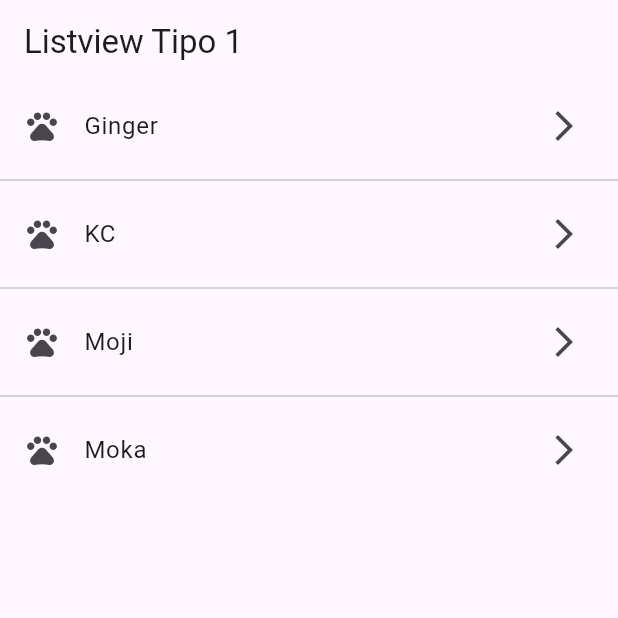
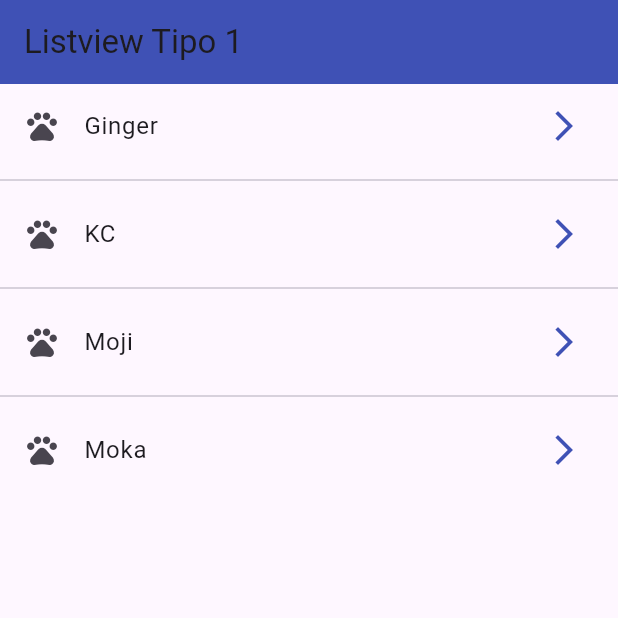
Before and after one commit to gnievap/course-components-flutter, a Flutter app: the screen it shows after launch, on a phone screen of 412 x 824 dp, the top half of it. Run offline on Flutter 3.47's test engine with Material 3 defaults, Android fonts, the phone set to English and light mode, and no system bars.

Commit message:
Taps on ListTiles and begining with colors of the AppBar

```diff
--- a/lib/screens/listview2_screen.dart
+++ b/lib/screens/listview2_screen.dart
@@ -9,13 +9,22 @@ class ListView2Screen extends StatelessWidget {
     return Scaffold(
       appBar: AppBar(
         title: const Text('Listview Tipo 1'),
+        elevation: 0,
+        backgroundColor: Colors.indigo,
       ),
       body: ListView.separated(
         itemCount: options.length,
         itemBuilder: (context, index) => ListTile(
           leading: const Icon(Icons.pets),
           title: Text(options[index]),
-          trailing: const Icon(Icons.arrow_forward_ios_outlined),
+          trailing: const Icon(
+            Icons.arrow_forward_ios_outlined,
+            color: Colors.indigo,
+          ),
+          onTap: () {
+            final pet = options[index];
+            print(pet);
+          },
         ),
         separatorBuilder: (_, __) => const Divider(),
       ),
```
